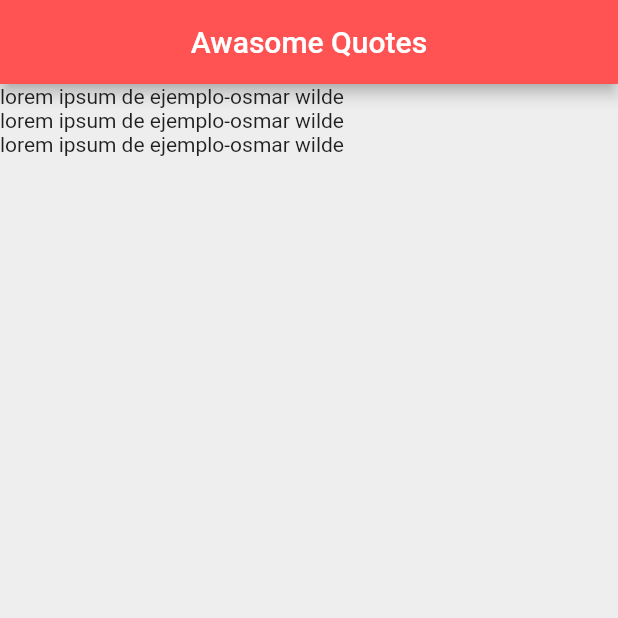
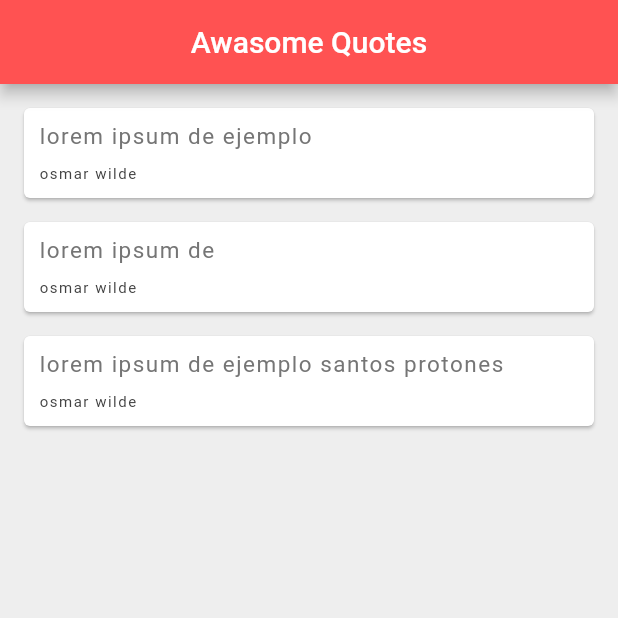
Before and after one commit to tigreal/flutterApps, a Flutter app: the screen it shows after launch, on a phone screen of 412 x 824 dp, the top half of it. Run offline on Flutter 3.47's test engine with Material 2 defaults, Android fonts, the phone set to English and light mode, and no system bars.

Commit message:
cramos una lista llamando al contructor de una clase,creamos una funcion que llama a la lista de tipo objeto(Quote) y devuelve un wiget Card, este tiene una Column con Text donde al aplicarte el el wiget Padding todos los hijos dentro de column adquieren el padding, no es necesario colocar padding a cada uno de los wiget Text dentro de Column, tambien mostramos los Card mediante el metodo .map que recorre el objeto y usamos .toList() para entregar una lista al Column

```diff
--- a/lib/main.dart
+++ b/lib/main.dart
@@ -1,5 +1,6 @@
 import 'package:flutter/material.dart';
 import 'quote.dart';
+
 void main() => runApp(MaterialApp(
       home: QuoteList(),
     ));
@@ -11,12 +12,35 @@ class QuoteList extends StatefulWidget {
 
 class _QuoteListState extends State<QuoteList> {
   List<Quote> qotes = [
-    Quote(author: 'osmar wilde',text: 'lorem ipsum de ejemplo'),
-  Quote(author: 'osmar wilde',text: 'lorem ipsum de ejemplo'),
-  Quote(author: 'osmar wilde',text: 'lorem ipsum de ejemplo'),
+    Quote(author: 'osmar wilde', text: 'lorem ipsum de ejemplo'),
+    Quote(author: 'osmar wilde', text: 'lorem ipsum de '),
+    Quote(author: 'osmar wilde', text: 'lorem ipsum de ejemplo santos protones'),
   ];
 
-
+  Widget quoteTemplate(quote) {
+    return Card(margin: EdgeInsets.fromLTRB(16.0, 16.0, 16.0, 0.0),
+      child: Padding(
+        padding: const EdgeInsets.all(10.0),
+        child: Column(crossAxisAlignment: CrossAxisAlignment.stretch,
+          children: <Widget>[
+            Text(
+              quote.text,
+              style: TextStyle(
+                  color: Colors.grey[600], fontSize: 15.0, letterSpacing: 1.0),
+            ),
+            SizedBox(
+              height: 10.0,
+            ),
+            Text(
+              quote.author,
+              style: TextStyle(
+                  color: Colors.grey[800], fontSize: 10.0, letterSpacing: 1.0),
+            ),
+          ],
+        ),
+      ),
+    );
+  }
 
   @override
   Widget build(BuildContext context) {
@@ -27,9 +51,7 @@ class _QuoteListState extends State<QuoteList> {
         centerTitle: true,
         backgroundColor: Colors.redAccent,
       ),
-      body: Column(
-        children: qotes.map((qote) => Text('${qote.text}-${qote.author}')).toList()
-      ),
+      body: Column(children: qotes.map((qote) => quoteTemplate(qote)).toList()),
     );
   }
 }
```
